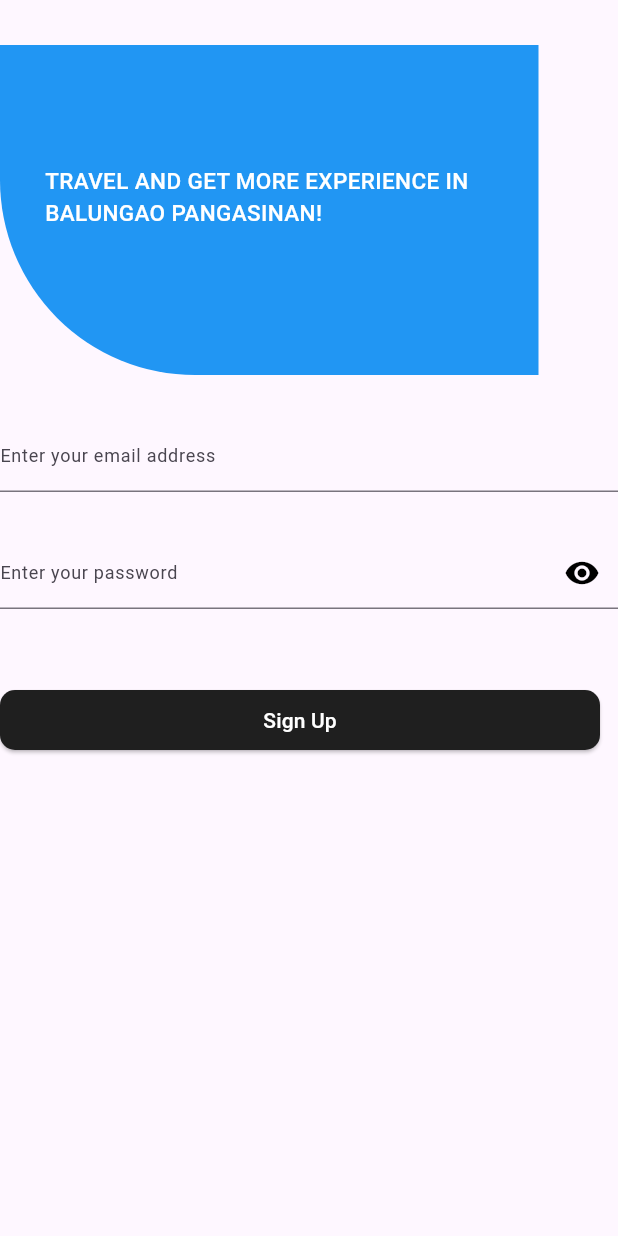
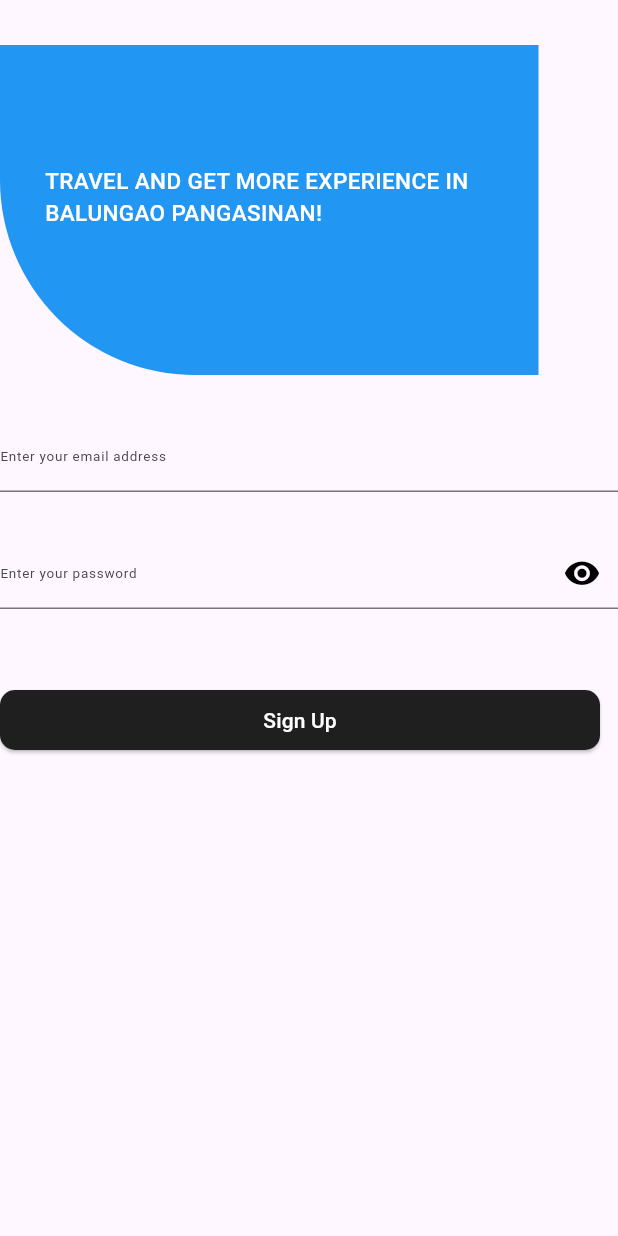
Before and after one commit to kyuremmmmz/travel-go-mobile-version, a Flutter app: the signupScreen screen opened directly, on a phone screen of 412 x 824 dp. Run offline on Flutter 3.47's test engine with Material 3 defaults, Android fonts, the phone set to English and light mode, and no system bars; our stand-ins replace supabase_flutter; accounts and stored records are empty; network calls fail.

Commit message:
to master

```diff
--- a/lib/Widgets/Textfield/passwordField.dart
+++ b/lib/Widgets/Textfield/passwordField.dart
@@ -37,10 +37,11 @@ class _numberTextFieldState extends State<passwordTextField> {
             icon: Icon(
               _IsObsucure ? Icons.visibility : Icons.visibility_off,
               color: Colors.black,
+              size: 25,
             )
             ),
           labelStyle: const TextStyle(
-            fontSize: 12
+            fontSize: 9
           ),
           border: const UnderlineInputBorder(),
       ),
--- a/lib/Widgets/Textfield/plainTextField.dart
+++ b/lib/Widgets/Textfield/plainTextField.dart
@@ -45,7 +45,7 @@ class _numberTextFieldState extends State<plainTextField> {
       decoration:  InputDecoration(
           labelText: widget.text,
           labelStyle: const TextStyle(
-            fontSize: 12,
+            fontSize: 9,
           ),
           border: const UnderlineInputBorder(),
       ),
```
